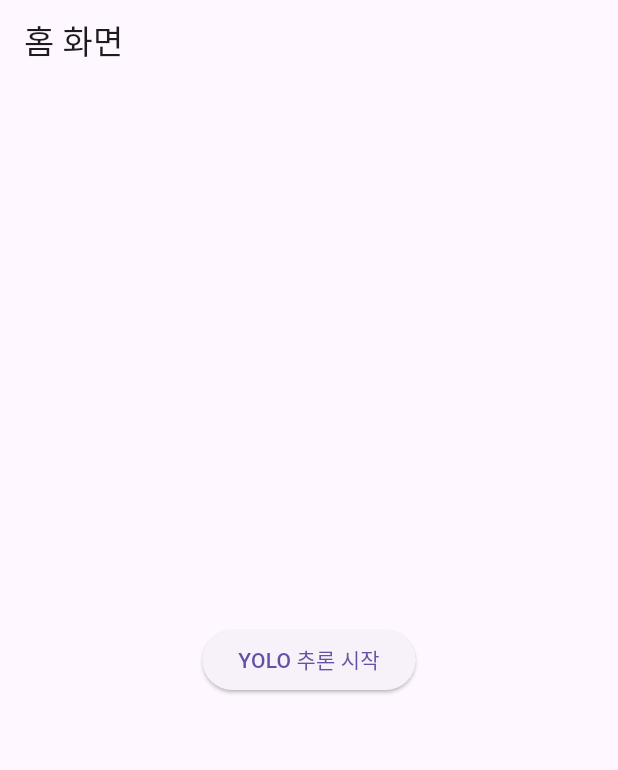
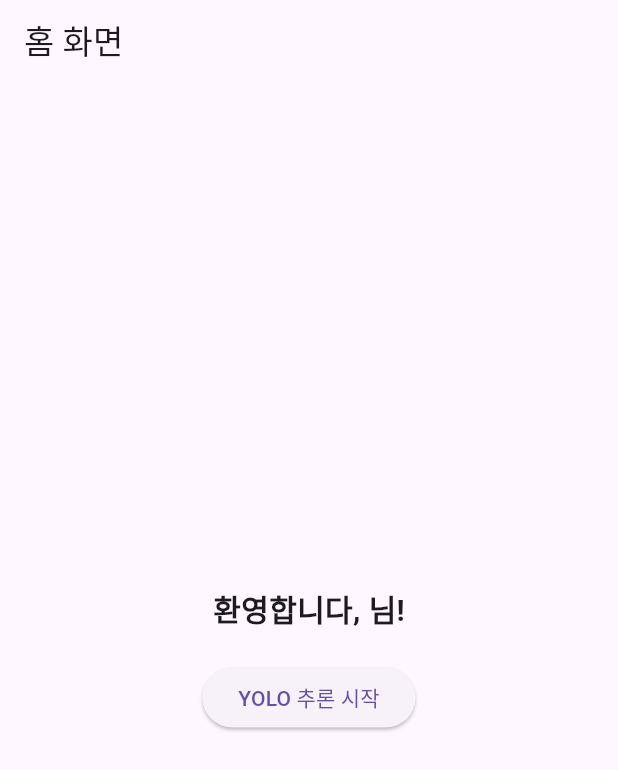
Before and after one commit to Leeyeon52/yolo-flutter-app0709, a Flutter app: the screen it shows after launch, after a tap on "로그인", on a phone screen of 412 x 824 dp. Shown: the top 770 px of the screen. Run offline on Flutter 3.47's test engine with Material 3 defaults, Android fonts, the phone set to English and light mode, and no system bars; our stand-ins replace image_picker, plugin_platform_interface.

Commit message:
파일 분리하기전 저장

```diff
--- a/example/lib/main.dart
+++ b/example/lib/main.dart
@@ -2,17 +2,22 @@ import 'package:flutter/material.dart';
 import 'presentation/screens/login_screen.dart';
 
 void main() {
-  runApp(const YOLOExampleApp());
+  const String globalBaseUrl = "https://d9988bfda490.ngrok-free.app"; // 여기에 실제 백엔드 URL을 입력하세요.
+
+  runApp(
+    const YOLOExampleApp(baseUrl: globalBaseUrl),
+  );
 }
 
 class YOLOExampleApp extends StatelessWidget {
-  const YOLOExampleApp({super.key});
+  final String baseUrl; // baseUrl을 받을 수 있도록 필드 추가
 
+  const YOLOExampleApp({super.key, required this.baseUrl}); // 생성자에 baseUrl 추가
   @override
   Widget build(BuildContext context) {
-    return const MaterialApp(
+    return MaterialApp(
       title: 'YOLO Plugin Example',
-      home: LoginScreen(),  // 최초 로그인 화면
+      home: LoginScreen(baseUrl: baseUrl), // LoginScreen에 baseUrl 전달 (LoginScreen 수정 필요)
       debugShowCheckedModeBanner: false,
     );
   }
--- a/example/lib/presentation/screens/home_screen.dart
+++ b/example/lib/presentation/screens/home_screen.dart
@@ -1,12 +1,23 @@
-//C:\Users\302-1\Desktop\yolo-flutter-app\example\lib\presentation\screens\home_screen.dart
 import 'package:flutter/foundation.dart' show kIsWeb;
 import 'package:flutter/material.dart';
 import 'camera_inference_screen.dart';
 import 'web_placeholder_screen.dart'; // 웹용 안내 화면
 
-class HomeScreen extends StatelessWidget {
-  const HomeScreen({super.key});
+class HomeScreen extends StatefulWidget {
+  final String baseUrl;
+  final String userId;
 
+  const HomeScreen({
+    super.key,
+    required this.baseUrl,
+    required this.userId,
+  });
+
+  @override
+  State<HomeScreen> createState() => _HomeScreenState();
+}
+
+class _HomeScreenState extends State<HomeScreen> {
   void goToNext(BuildContext context) {
     if (kIsWeb) {
       // 웹에서는 안내 화면으로
@@ -19,7 +30,10 @@ class HomeScreen extends StatelessWidget {
       Navigator.push(
         context,
         MaterialPageRoute(
-          builder: (_) => CameraInferenceScreen(userId: "test_user"),
+          builder: (_) => CameraInferenceScreen(
+            userId: widget.userId, // ✅ LoginScreen에서 받은 userId 사용
+            baseUrl: widget.baseUrl, // ✅ LoginScreen에서 받은 baseUrl 사용
+          ),
         ),
       );
     }
@@ -30,9 +44,19 @@ class HomeScreen extends StatelessWidget {
     return Scaffold(
       appBar: AppBar(title: const Text('홈 화면')),
       body: Center(
-        child: ElevatedButton(
-          onPressed: () => goToNext(context),
-          child: const Text('YOLO 추론 시작'),
+        child: Column( // Column 추가하여 userId 표시
+          mainAxisAlignment: MainAxisAlignment.center,
+          children: [
+            Text(
+              '환영합니다, ${widget.userId}님!', // userId 표시
+              style: const TextStyle(fontSize: 20, fontWeight: FontWeight.bold),
+            ),
+            const SizedBox(height: 20),
+            ElevatedButton(
+              onPressed: () => goToNext(context),
+              child: const Text('YOLO 추론 시작'),
+            ),
+          ],
         ),
       ),
     );
--- a/example/lib/presentation/screens/login_screen.dart
+++ b/example/lib/presentation/screens/login_screen.dart
@@ -1,10 +1,15 @@
-// C:\Users\302-1\Desktop\yolo-flutter-app\example\lib\presentation\screens\login_screen.dart
+
 import 'package:flutter/material.dart';
 import 'home_screen.dart'; // 같은 폴더라면 이렇게
 
 
 class LoginScreen extends StatefulWidget {
-  const LoginScreen({super.key});
+  final String baseUrl; // ✅ baseUrl을 받기 위한 필드 추가
+
+  const LoginScreen({
+    super.key,
+    required this.baseUrl, // ✅ 생성자에 baseUrl 추가
+  });
 
   @override
   State<LoginScreen> createState() => _LoginScreenState();
@@ -18,7 +23,12 @@ class _LoginScreenState extends State<LoginScreen> {
     // 실제 로그인 검증 생략하고 바로 이동
     Navigator.pushReplacement(
       context,
-      MaterialPageRoute(builder: (_) => const HomeScreen()),
+      MaterialPageRoute(
+        builder: (_) => HomeScreen(
+          baseUrl: widget.baseUrl, // ✅ HomeScreen으로 baseUrl 전달
+          userId: emailController.text, // 예시: 로그인 ID를 userId로 전달
+        ),
+      ),
     );
   }
 
--- a/example/pubspec.yaml
+++ b/example/pubspec.yaml
@@ -16,6 +16,7 @@ dependencies:
   path_provider: ^2.0.0
   archive: ^4.0.7 # <--- 이 부분을 업데이트했습니다.
   http: ^1.2.1 # Add this line (use the latest stable version)
+  go_router: ^13.2.5
 
   ultralytics_yolo:
     path: ../
```
Also changed, not shown: example/lib/presentation/screens/camera_inference_screen.dart (+10 -25 lines), example/pubspec.lock.
